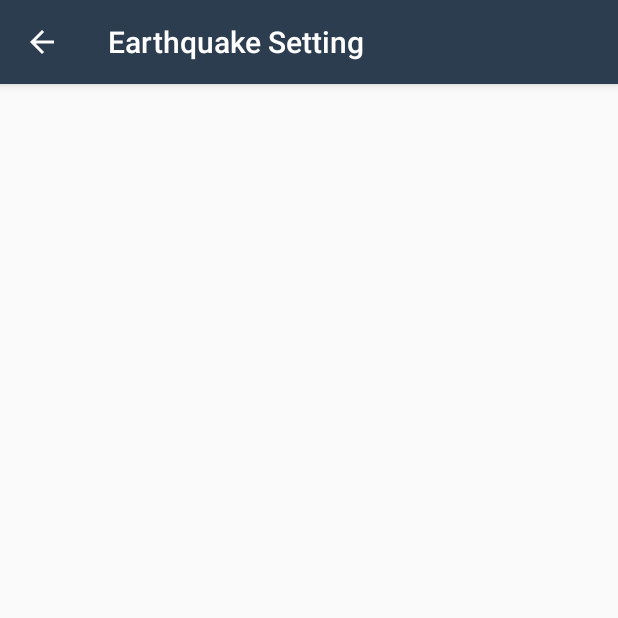
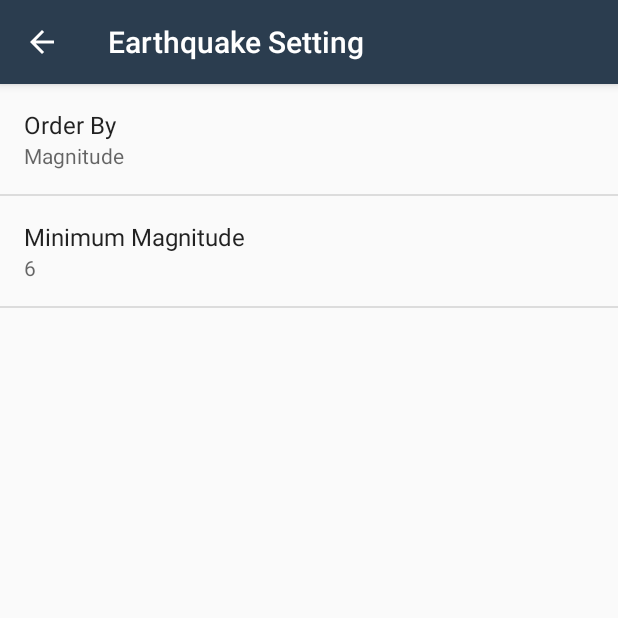
Before and after one commit to nehabalaji/Quake-Report, an Android app: the screen it shows after launch (settingsActivity), after a tap on "SETTINGS", on a phone screen of 412 x 824 dp, the top half of it. Run offline under Robolectric (Android 15) with nearby library versions, the phone set to English and light mode, and no system bars.

Commit message:
add preferences to sort order

```diff
--- a/app/src/main/java/com/example/android/quakereport/EarthquakeActivity.java
+++ b/app/src/main/java/com/example/android/quakereport/EarthquakeActivity.java
@@ -19,18 +19,17 @@ import android.app.LoaderManager;
 import android.content.Context;
 import android.content.Intent;
 import android.content.Loader;
+import android.content.SharedPreferences;
 import android.net.ConnectivityManager;
 import android.net.NetworkInfo;
 import android.net.Uri;
-import android.os.AsyncTask;
 import android.os.Bundle;
+import android.preference.PreferenceManager;
 import android.support.v7.app.AppCompatActivity;
-import android.util.Log;
 import android.view.Menu;
 import android.view.MenuItem;
 import android.view.View;
 import android.widget.AdapterView;
-import android.widget.ArrayAdapter;
 import android.widget.ListView;
 import android.widget.TextView;
 
@@ -39,7 +38,7 @@ import java.util.List;
 
 public class EarthquakeActivity extends AppCompatActivity
 implements LoaderManager.LoaderCallbacks<List<Earth>> {
-    private static final String USGS_REQUEST_URL = "https://earthquake.usgs.gov/fdsnws/event/1/query?format=geojson&eventtype=earthquake&orderby=time&minmag=6&limit=10";
+    private static final String USGS_REQUEST_URL = "https://earthquake.usgs.gov/fdsnws/event/1/query";
     public static final String LOG_TAG = EarthquakeActivity.class.getName();
     private earthAdapter mAdapter;
     private static final int EARTHQUAKE_LOADER_ID = 1;
@@ -48,7 +47,25 @@ implements LoaderManager.LoaderCallbacks<List<Earth>> {
 
     @Override
     public Loader<List<Earth>> onCreateLoader(int i, Bundle bundle) {
-        return new EarthquakeLoader(this, USGS_REQUEST_URL);
+        SharedPreferences sharedPrefs = PreferenceManager.getDefaultSharedPreferences(this);
+        String minMagnitude = sharedPrefs.getString(
+                getString(R.string.settings_min_magnitude_key),
+                getString(R.string.settings_min_magnitude_default)
+        );
+        String orderBy = sharedPrefs.getString(
+                getString(R.string.settings_order_by_key),
+                getString(R.string.settings_order_by_default)
+        );
+
+        Uri baseUri = Uri.parse(USGS_REQUEST_URL);
+        Uri.Builder uriBuilder = baseUri.buildUpon();
+
+        uriBuilder.appendQueryParameter("format","geojson");
+        uriBuilder.appendQueryParameter("limit","10");
+        uriBuilder.appendQueryParameter("minmag",minMagnitude);
+        uriBuilder.appendQueryParameter("orderby",orderBy);
+
+        return new EarthquakeLoader(this, uriBuilder.toString());
     }
 
     @Override
@@ -117,7 +134,7 @@ implements LoaderManager.LoaderCallbacks<List<Earth>> {
 
     @Override
     public boolean onCreateOptionsMenu(Menu menu) {
-        getMenuInflater().inflate(R.menu.menu, menu);
+        getMenuInflater().inflate(R.menu.main, menu);
         return true;
     }
 
--- a/app/src/main/java/com/example/android/quakereport/settingsActivity.java
+++ b/app/src/main/java/com/example/android/quakereport/settingsActivity.java
@@ -1,6 +1,10 @@
 package com.example.android.quakereport;
 
+import android.content.SharedPreferences;
+import android.preference.ListPreference;
+import android.preference.Preference;
 import android.preference.PreferenceFragment;
+import android.preference.PreferenceManager;
 import android.support.annotation.Nullable;
 import android.support.v7.app.AppCompatActivity;
 import android.os.Bundle;
@@ -13,11 +17,44 @@ public class settingsActivity extends AppCompatActivity {
         setContentView(R.layout.activity_settings);
     }
 
-    public static class EarthquakePreferenceFragment extends PreferenceFragment{
+    public static class EarthquakePreferenceFragment extends PreferenceFragment implements Preference.OnPreferenceChangeListener {
         @Override
         public void onCreate(Bundle savedInstanceState) {
             super.onCreate(savedInstanceState);
             addPreferencesFromResource(R.xml.settings_main);
+
+            Preference minMagnitude = findPreference(getString(R.string.settings_min_magnitude_key));
+            bindPreferenceSummaryToValue(minMagnitude);
+
+            Preference orderBy = findPreference(getString(R.string.settings_order_by_key));
+            bindPreferenceSummaryToValue(orderBy);
+        }
+
+        private void bindPreferenceSummaryToValue(Preference preference) {
+            preference.setOnPreferenceChangeListener(this);
+            SharedPreferences preferences = PreferenceManager.getDefaultSharedPreferences(preference.getContext());
+            String prefernceString = preferences.getString(preference.getKey(),"");
+            onPreferenceChange(preference, prefernceString);
+        }
+
+        @Override
+        public boolean onPreferenceChange(Preference preference, Object value) {
+            String stringValue = value.toString();
+            if(preference instanceof ListPreference) {
+                ListPreference listPreference = (ListPreference) preference;
+                int prefIndexm = listPreference.findIndexOfValue(stringValue);
+                if (prefIndexm >= 0) {
+                    CharSequence[] labels = listPreference.getEntries();
+                    preference.setSummary(labels[prefIndexm]);
+                }
+            }
+                else{
+                    preference.setSummary(stringValue);
+                }
+
+
+
+            return true;
         }
     }
 }
--- a/app/src/main/res/layout/activity_settings.xml
+++ b/app/src/main/res/layout/activity_settings.xml
@@ -1,9 +1,11 @@
 <?xml version="1.0" encoding="utf-8"?>
-<fragment xmlns:android="http://schemas.android.com/apk/res/android"
-    xmlns:app="http://schemas.android.com/apk/res-auto"
+<fragment
+    android:name="com.example.android.quakereport.settingsActivity$EarthquakePreferenceFragment"
+    xmlns:android="http://schemas.android.com/apk/res/android"
     xmlns:tools="http://schemas.android.com/tools"
     android:layout_width="match_parent"
     android:layout_height="match_parent"
-    tools:context=".settingsActivity">
+    tools:context=".settingsActivity"
+    android:id="@+id/settings">
 
 </fragment>
--- /dev/null
+++ b/app/src/main/res/values/arrays.xml
@@ -0,0 +1,11 @@
+<?xml version="1.0" encoding="utf-8"?>
+<resources>
+    <string-array name="settings_order_by_label">
+        <item>@string/settings_order_by_magnitude_label</item>
+        <item>@string/settings_order_by_most_recent_label</item>
+    </string-array>
+    <string-array name="settings_order_by_values">
+        <item>@string/settings_order_by_magnitude_value</item>
+        <item>@string/settings_order_by_most_recent_value</item>
+    </string-array>
+</resources>
--- a/app/src/main/res/values/strings.xml
+++ b/app/src/main/res/values/strings.xml
@@ -25,4 +25,18 @@
     <string name="settings_min_magnitude_label">Minimum Magnitude</string>
     <string name="settings_min_magnitude_key" translatable="false">min_magnitude</string>
     <string name="settings_min_magnitude_default" translatable="false">6</string>
+    <!-- Strings For Order-By Preference [CHAR LIMIT=30] -->
+    <string name="settings_order_by_label">Order By</string>
+    <string name="settings_order_by_key" translatable="false">order_by</string>
+    <string name="settings_order_by_default" translatable="false">@string/settings_order_by_magnitude_value</string>
+
+    <!-- Label for order-by magnitude option [CHAR LIMIT=20] -->
+    <string name="settings_order_by_magnitude_label">Magnitude</string>
+    <string name="settings_order_by_magnitude_value" translatable="false">magnitude</string>
+
+    <!-- Label for order-by most recent option [CHAR LIMIT=20] -->
+    <string name="settings_order_by_most_recent_label">Most Recent</string>
+    <string name="settings_order_by_most_recent_value" translatable="false">time</string>
+
+
 </resources>
--- a/app/src/main/res/xml/settings_main.xml
+++ b/app/src/main/res/xml/settings_main.xml
@@ -3,6 +3,13 @@
 
         xmlns:android="http://schemas.android.com/apk/res/android"
         android:title="@string/settings_title">
+
+        <ListPreference
+            android:defaultValue="@string/settings_order_by_default"
+            android:entries="@array/settings_order_by_label"
+            android:entryValues="@array/settings_order_by_values"
+            android:key="@string/settings_order_by_key"
+            android:title="@string/settings_order_by_label" />
 
         <EditTextPreference
             android:defaultValue="@string/settings_min_magnitude_default"
```
Also changed, not shown: app/src/main/res/menu/main.xml (renamed from app/src/main/res/menu/menu.xml).
